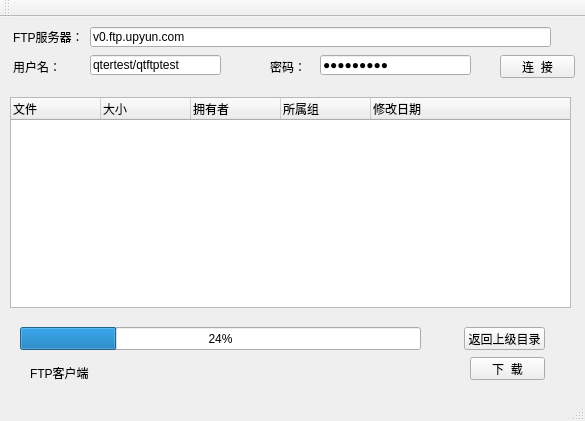
First picture: the form in mainwindow.ui, repository yang-qingjian/QtFtp-FileTransferProtocol, before the edit.
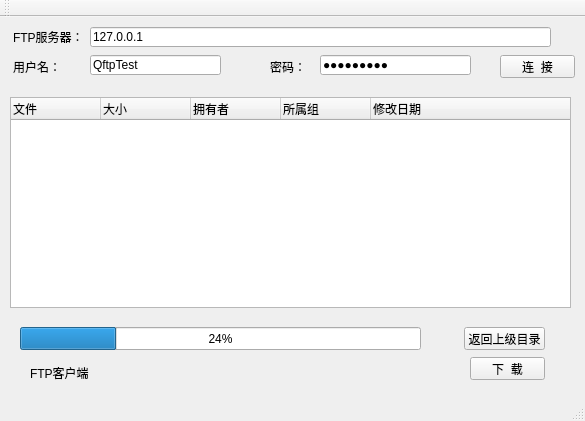
Second picture: the form after the edit.

Patch:
```diff
--- a/mainwindow.ui
+++ b/mainwindow.ui
@@ -178,7 +178,7 @@
      </rect>
     </property>
     <property name="text">
-     <string>v0.ftp.upyun.com</string>
+     <string>127.0.0.1</string>
     </property>
     <property name="placeholderText">
      <string>请输入服务器地址</string>
@@ -197,7 +197,7 @@
      <string>默认用户名请使用：anonymous ，此时密码任意</string>
     </property>
     <property name="text">
-     <string>qtertest/qtftptest</string>
+     <string>QftpTest</string>
     </property>
     <property name="placeholderText">
      <string>请输入用户名</string>
```
Left out of the diff: 2 changed lines with no effect on the pictures.
